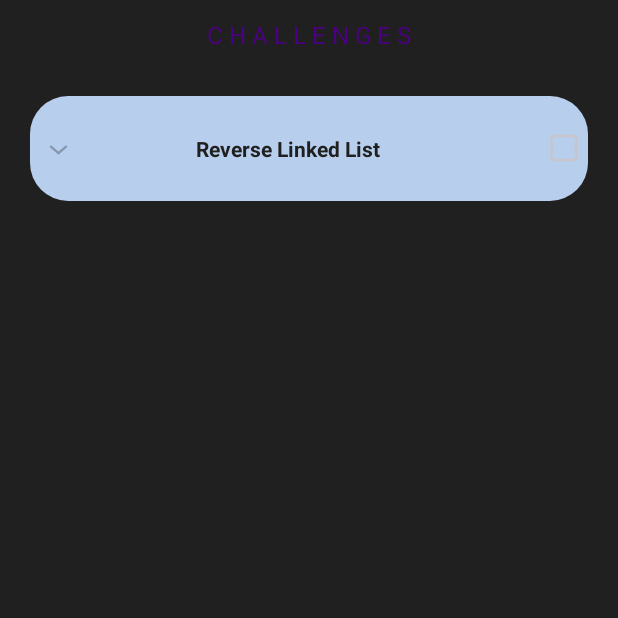
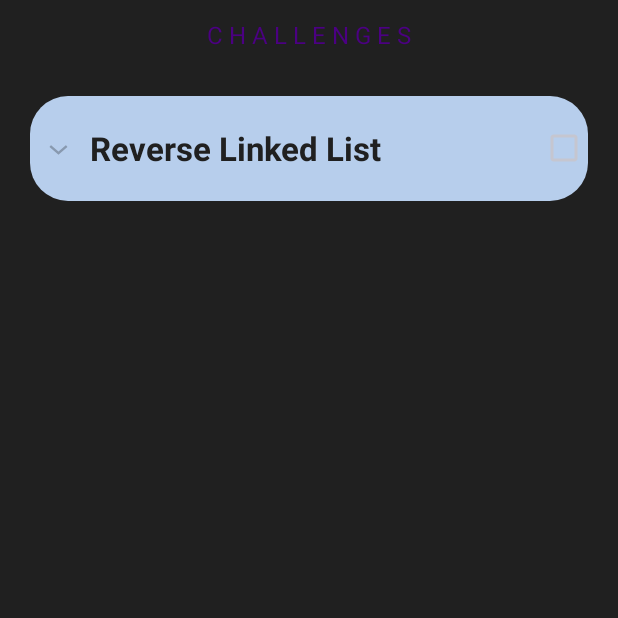
Before and after one commit to maharshi66/PseudoGen, an Android app: the screen it shows after launch once a user with an empty profile is signed in (ChallengesActivity), in the side drawer, after a tap on "Challenges", on a phone screen of 412 x 824 dp, the top half of it. Run offline under Robolectric (Android 15) with nearby library versions, the phone set to English and light mode, and no system bars; our stand-ins replace AdMob, Firebase (no records; nobody signed in at launch, a user with empty details on screens opened directly); Roboto replaces fonts that are not available here.

Commit message:
Successufully added challenges table to challenges activity. Works with checked state

```diff
--- a/app/src/main/java/com/maharshiappdev/pseudogen/CentralActivity.java
+++ b/app/src/main/java/com/maharshiappdev/pseudogen/CentralActivity.java
@@ -56,6 +56,7 @@ import android.widget.Toast;
 
 import com.google.android.gms.ads.AdRequest;
 import com.google.android.gms.ads.AdView;
+import com.google.android.gms.ads.InterstitialAd;
 import com.google.android.gms.ads.MobileAds;
 import com.google.android.gms.auth.api.signin.GoogleSignIn;
 import com.google.android.gms.auth.api.signin.GoogleSignInAccount;
@@ -87,6 +88,8 @@ public class CentralActivity extends AppCompatActivity implements NavigationView
     private int lastExpandedPostion = -1;
     private static final int PERMISSION_REQ_CODE = 100;
     private AdView centralAdViewBanner;
+    private InterstitialAd centralInterstitialAd;
+    private Boolean enableInterstitialAd = false;
     FloatingActionButton fab_addNew;
     AutoCompleteTextView codeListSearchEditText;
     ArrayAdapter<String> autoCompleteArrayAdapter;
@@ -103,6 +106,7 @@ public class CentralActivity extends AppCompatActivity implements NavigationView
     HashMap<String, List<String>> listDataChild;
     DatabaseHandler db;
     SearchView codeListSearchView;
+
 
     public void saveToInternalStorage(String title, String description, String input, String output, String pseudocode) throws IOException {
         FileOutputStream fOut = openFileOutput("title", Context.MODE_PRIVATE);
@@ -143,6 +147,7 @@ public class CentralActivity extends AppCompatActivity implements NavigationView
                 break;
             case R.id.nav_challenges:
                 Intent challengesIntent = new Intent ( CentralActivity.this, ChallengesActivity.class );
+                challengesIntent.putExtra ( "tableName", getDisplayNameInNavbar ().toLowerCase () );
                 startActivity ( challengesIntent );
             default:
                 break;
@@ -483,6 +488,20 @@ public class CentralActivity extends AppCompatActivity implements NavigationView
         super.onCreate(savedInstanceState);
         setContentView(R.layout.activity_central);
         MobileAds.initialize(this);
+
+        centralInterstitialAd = new InterstitialAd(this);
+        centralInterstitialAd.setAdUnitId("ca-app-pub-3940256099942544/1033173712");
+        Intent intent = getIntent ();
+        enableInterstitialAd = intent.getBooleanExtra ( "enableInterstitial", true );
+        centralInterstitialAd.loadAd(new AdRequest.Builder().build());
+        if (centralInterstitialAd.isLoaded()) {
+            centralInterstitialAd.show();
+        }
+/*        if(enableInterstitialAd)
+        {
+
+        }*/
+
         listDataHeaders = new ArrayList<>();
         navigation = findViewById(R.id.bottomNavView);
         navigation.setOnNavigationItemSelectedListener(mOnNavigationItemSelectedListener);
@@ -604,5 +623,4 @@ public class CentralActivity extends AppCompatActivity implements NavigationView
         AdRequest adRequest = new AdRequest.Builder().build();
         centralAdViewBanner.loadAd(adRequest);
     }
-
 }
--- a/app/src/main/java/com/maharshiappdev/pseudogen/ChallengesActivity.java
+++ b/app/src/main/java/com/maharshiappdev/pseudogen/ChallengesActivity.java
@@ -1,9 +1,15 @@
 package com.maharshiappdev.pseudogen;
 
+import androidx.annotation.NonNull;
 import androidx.appcompat.app.AppCompatActivity;
 
+import android.content.Intent;
 import android.os.Bundle;
 import android.util.Pair;
+import android.view.ContextMenu;
+import android.view.MenuInflater;
+import android.view.MenuItem;
+import android.view.View;
 import android.widget.ExpandableListView;
 
 import com.google.android.gms.ads.AdRequest;
@@ -12,20 +18,142 @@ import com.google.android.gms.ads.AdView;
 import java.util.ArrayList;
 import java.util.HashMap;
 import java.util.List;
+import java.util.Map;
+import java.util.Scanner;
+import java.util.regex.Pattern;
 
 public class ChallengesActivity extends AppCompatActivity {
     List< Pair <String, Boolean> > listDataHeader;
     HashMap < Pair < String, Boolean >, List < String > > listDataChild;
+    Map <Integer, Boolean> solvedHashMap;
     ExpandableListView listView;
     ChallengesExpandableListAdapter listAdapter;
     private AdView examplesAdViewBanner;
+    private int groupPos;
     private int lastExpandedPostion = -1;
+    private String _tableName = "";
+    DatabaseHandler db;
+
+    @Override
+    public void onCreateContextMenu ( ContextMenu menu , View v , ContextMenu.ContextMenuInfo menuInfo ) {
+        MenuInflater inflater = getMenuInflater ();
+        inflater.inflate ( R.menu.challenge_context_menu, menu );
+    }
+
+    public String skipStringPattern(String inputString, String pattern)
+    {
+        Scanner skipInput = new Scanner(inputString);
+        skipInput.skip( Pattern.compile (pattern));
+        String input = skipInput.nextLine ();
+        skipInput.close ();
+        return input;
+    }
+
+    @Override
+    public boolean onContextItemSelected ( @NonNull MenuItem item ) {
+        super.onContextItemSelected ( item );
+        ExpandableListView.ExpandableListContextMenuInfo info = (ExpandableListView.ExpandableListContextMenuInfo) item.getMenuInfo ();
+        groupPos = ExpandableListView.getPackedPositionType(info.packedPosition);
+        switch (item.getItemId ())
+        {
+            case R.id.action_solveChallenge:
+                try{
+                    Pair <String, Boolean> groupPair = listDataHeader.get ( groupPos );
+                    String title = groupPair.first;
+                    List<String> childrenList = listDataChild.get(groupPair);
+                    String description = skipStringPattern ( childrenList.get ( 0 ), "Description:" );
+                    String input = skipStringPattern ( childrenList.get ( 1 ), "Input:" );
+                    String output = skipStringPattern ( childrenList.get ( 2 ), "Output:" );
+                    Intent editorIntent = new Intent(ChallengesActivity.this, CodeEditorTabbedActivity.class);
+                    editorIntent.putExtra ( "challengeTitle", title );
+                    editorIntent.putExtra ( "challengeDescription", description );
+                    editorIntent.putExtra (  "challengeInput", input);
+                    editorIntent.putExtra ( "challengeOutput", output );
+                    startActivity ( editorIntent );
+                }catch ( Exception e )
+                {
+                    e.printStackTrace ();
+                }
+                break;
+            case R.id.action_markAsComplete:
+                try{
+                    Pair <String, Boolean> currPair = listDataHeader.get ( groupPos );
+                    Pair <String, Boolean> pair = new Pair <> ( currPair.first, true );
+                    listDataHeader.set ( groupPos, pair );
+                    listAdapter.updateCheckAtPosition(groupPos, pair.first, pair.second);
+                    db.markChallengeComplete ( pair.first );
+                }catch ( Exception e )
+                {
+                    e.printStackTrace ();
+                }
+                break;
+            case R.id.action_uncheckChallenge:
+                try{
+                    Pair <String, Boolean> currPair = listDataHeader.get ( groupPos );
+                    Pair <String, Boolean> pair = new Pair <> ( currPair.first, false );
+                    listDataHeader.set ( groupPos, pair );
+                    listAdapter.updateCheckAtPosition(groupPos, pair.first, pair.second);
+                    db.markChallengeIncomplete ( pair.first);
+                }catch ( Exception e )
+                {
+                    e.printStackTrace ();
+                }
+                break;
+            default:
+                break;
+        }
+        return true;
+    }
+
+    public List<Posts> loadChallengePosts ()
+    {
+        List<Posts> newListOfPosts = new ArrayList <> (  );
+        Posts p1 = new Posts (  );
+        p1.setTitle ( "Reverse Linked List" );
+        p1.setInput ( "Singly Linked List" );
+        p1.setOutput ( "Singly Linked List" );
+        p1.setDescription ( "Given a singly linked list of elements, reverse its contents and return the new list." );
+        newListOfPosts.add ( p1 );
+        db.addChallenge ( p1);
+        return newListOfPosts ;
+    }
+
+    public void prepareList()
+    {
+        List<Posts> uploadedPosts = loadChallengePosts ();
+        int i = 0;
+
+        for(Posts p :  uploadedPosts)
+        {
+            int intValue = db.getCheckedState ( p.getTitle ());
+            Boolean state;
+            if (intValue >= 1) {
+                state = true;
+            }
+            else {
+                state = false;
+            }
+            Pair<String, Boolean> pair = new Pair <> ( p.getTitle (), state);
+            listDataHeader.add ( pair );
+            List<String> postChildrenList = new ArrayList<String>();
+            postChildrenList.add("Description: " + p.getDescription());
+            postChildrenList.add("Input: " + p.getInput());
+            postChildrenList.add("Output: " + p.getOutput());
+            listDataChild.put(listDataHeader.get(i), postChildrenList);
+            i++;
+        }
+    }
 
     @Override
     protected void onCreate ( Bundle savedInstanceState ) {
         super.onCreate ( savedInstanceState );
         setContentView ( R.layout.activity_challenges );
+        db = new DatabaseHandler (getApplicationContext());
+
+        solvedHashMap = new HashMap <Integer, Boolean> (); //Contains the Position-State pair for solved challenges
         listView = findViewById(R.id.examplesExpandableListView);
+        listDataHeader = new ArrayList <> ();
+        listDataChild = new HashMap < Pair < String, Boolean >, List < String > > ();
         prepareList ();
         listAdapter = new ChallengesExpandableListAdapter (getApplicationContext(), listDataHeader, listDataChild);
         listView.setAdapter ( listAdapter );
@@ -43,53 +171,10 @@ public class ChallengesActivity extends AppCompatActivity {
             }
         } );
 
+        registerForContextMenu ( listView );
+
         examplesAdViewBanner = findViewById(R.id.examplesAdView);
         AdRequest adRequest = new AdRequest.Builder().build();
         examplesAdViewBanner.loadAd(adRequest);
     }
-
-    public void loadExamplePosts()
-    {
-        //load posts from database. Preferably on device
-    }
-
-    public void prepareList()
-    {
-        listDataHeader = new ArrayList <> ();
-        listDataChild = new HashMap < Pair < String, Boolean >, List < String > > ();
-        List<Posts> uploadedPosts = new ArrayList <Posts> (  );
-        String revll =
-                "process\n" +
-                "LinkedList has nodes with a value and a pointer to next element\n"+
-                "\tInitialize prev pointer as null\n"+
-                "\tInitialize curr pointer as head\n" +
-                "\tInitialize prev pointer as null\n" +
-                "\twhile curr != null\n" +
-                "\t\tnext = curr.next\n" +
-                "\t\tcurr.next = prev\n" +
-                "\t\tcurr = next\n" +
-                "\tendloop\n" +
-                "endprocess";
-
-        Posts p1 = new Posts (  );
-        p1.setTitle ( "Reverse Linked List" );
-        p1.setInput ( "Singly Linked List" );
-        p1.setOutput ( "Singly Linked List" );
-        p1.setDescription ( "Given a singly linked list of elements, reverse its contents and return the new list." );
-        p1.setPseudocode ( revll  );
-        uploadedPosts.add ( p1 );
-        int i = 0;
-
-        for(Posts p :  uploadedPosts)
-        {
-            Pair<String, Boolean> pair = new Pair <> ( p.getTitle (), false );
-            listDataHeader.add ( pair );
-            List<String> postChildrenList = new ArrayList<String>();
-            postChildrenList.add("Description: " + p.getDescription());
-            postChildrenList.add("Input: " + p.getInput());
-            postChildrenList.add("Output: " + p.getOutput());
-            listDataChild.put(listDataHeader.get(i), postChildrenList);
-            i++;
-        }
-    }
 }
--- a/app/src/main/java/com/maharshiappdev/pseudogen/ChallengesExpandableListAdapter.java
+++ b/app/src/main/java/com/maharshiappdev/pseudogen/ChallengesExpandableListAdapter.java
@@ -19,7 +19,7 @@ public class ChallengesExpandableListAdapter extends BaseExpandableListAdapter {
     private List < Pair <String, Boolean> >_listDataHeader; // header titles
     // child data in format of header title, child title
     private HashMap < Pair < String, Boolean >, List < String > > _listDataChild;
-
+    CheckBox lblListHeader;
     public ChallengesExpandableListAdapter ( Context context, List < Pair < String, Boolean > > listDataHeader, HashMap < Pair < String, Boolean >, List < String > > listChildData) {
         this._context = context;
         this._listDataChild = listChildData;
@@ -70,10 +70,10 @@ public class ChallengesExpandableListAdapter extends BaseExpandableListAdapter {
         if (convertView == null) {
             LayoutInflater infalInflater = (LayoutInflater) this._context
                     .getSystemService(Context.LAYOUT_INFLATER_SERVICE);
-            convertView = infalInflater.inflate(R.layout.example_code_title, null);
+            convertView = infalInflater.inflate(R.layout.challenge_code_title , null);
         }
 
-        CheckBox lblListHeader = (CheckBox) convertView
+        lblListHeader = (CheckBox) convertView
                 .findViewById(R.id.exampleTitleCheckBox);
         lblListHeader.setTypeface(null, Typeface.BOLD);
         lblListHeader.setText(headerTitle);
@@ -94,7 +94,7 @@ public class ChallengesExpandableListAdapter extends BaseExpandableListAdapter {
         if (convertView == null) {
             LayoutInflater infalInflater = (LayoutInflater) this._context
                     .getSystemService(Context.LAYOUT_INFLATER_SERVICE);
-            convertView = infalInflater.inflate(R.layout.example_code_item, null);
+            convertView = infalInflater.inflate(R.layout.challenge_code_item , null);
         }
 
         TextView txtListChild = (TextView) convertView
@@ -102,10 +102,23 @@ public class ChallengesExpandableListAdapter extends BaseExpandableListAdapter {
 
         txtListChild.setText(childText);
         txtListChild.setBackgroundResource ( R.drawable.item_child_corner );
-        return convertView;    }
+        return convertView;
+    }
 
     @Override
     public boolean isChildSelectable ( int groupPosition , int childPosition ) {
         return false;
     }
+
+    public void updateCheckAtPosition(int pos, String title, Boolean state)
+    {
+        for(int i = 0; i < _listDataHeader.size (); i++)
+        {
+            if(i == pos)
+            {
+                _listDataHeader.set ( pos,new Pair<String, Boolean> (title, state));
+            }
+        }
+        notifyDataSetChanged ();
+    }
 }
--- a/app/src/main/java/com/maharshiappdev/pseudogen/DatabaseHandler.java
+++ b/app/src/main/java/com/maharshiappdev/pseudogen/DatabaseHandler.java
@@ -17,6 +17,7 @@ public class DatabaseHandler extends SQLiteOpenHelper {
     private static final int DATABASE_VERSION = 4;
     private static final String DATABASE_NAME = "posts_manager";
     private static final String TABLE_NAME = "posts";
+    private static final String TABLE_NAME_CHALLENGES = "challenges";
 
     // Coloumn Names
     private static final String KEY_ID = "id";
@@ -27,9 +28,12 @@ public class DatabaseHandler extends SQLiteOpenHelper {
     private static final String KEY_OUTPUT = "output";
     private static final String KEY_TIME = "time";
     private static final String KEY_SPACE = "space";
+    private static final String KEY_COMPLETE = "complete";
+
 
     //Column Combinations
     private static final String[] COLS_ID_TITLE_POSTS = new String[] {KEY_ID,KEY_TITLE,KEY_DES, KEY_PSEUDOCODE, KEY_INPUT, KEY_OUTPUT, KEY_TIME, KEY_SPACE};
+    private static final String[] COLS_ID_TITLE_CHALLENGES = new String[] {KEY_ID,KEY_TITLE, KEY_DES, KEY_INPUT, KEY_OUTPUT, KEY_COMPLETE};
 
     public DatabaseHandler(Context context)
     {
@@ -49,7 +53,18 @@ public class DatabaseHandler extends SQLiteOpenHelper {
                         + KEY_TIME + " TEXT,"
                         + KEY_SPACE + " TEXT"
                         + ")";
+
+        String CREATE_CHALLENGES_TABLE = "CREATE TABLE " + TABLE_NAME_CHALLENGES + "("
+                + KEY_ID + " INTEGER PRIMARY KEY AUTOINCREMENT,"
+                + KEY_TITLE + " TEXT NOT NULL,"
+                + KEY_DES + " TEXT,"
+                + KEY_INPUT + " TEXT,"
+                + KEY_OUTPUT + " TEXT,"
+                + KEY_COMPLETE + " INTEGER"
+                + ")";
+
         db.execSQL(CREATE_POSTS_TABLE);
+        db.execSQL(CREATE_CHALLENGES_TABLE);
     }
 
     @Override
@@ -170,4 +185,48 @@ public class DatabaseHandler extends SQLiteOpenHelper {
         p.setOutput(output);
         addPseudocodePost(p);
     }
+
+    public void addChallenge(Posts post)
+    {
+        SQLiteDatabase db = this.getWritableDatabase();
+        ContentValues values = new ContentValues();
+        values.put(KEY_TITLE, post.getTitle());
+        values.put(KEY_DES, post.getDescription());
+        values.put(KEY_INPUT, post.getInput());
+        values.put(KEY_OUTPUT, post.getOutput());
+        values.put(KEY_COMPLETE, 0);
+        db.insert(TABLE_NAME_CHALLENGES, null, values);
+        db.close();
+    }
+
+    public void markChallengeComplete(String title)
+    {
+        SQLiteDatabase db = this.getWritableDatabase();
+        ContentValues cv = new ContentValues();
+        cv.put(KEY_COMPLETE, 1);
+        db.update(TABLE_NAME_CHALLENGES, cv, KEY_TITLE + "= ?", new String[]{title});
+        db.close ();
+    }
+
+    public void markChallengeIncomplete(String title)
+    {
+        SQLiteDatabase db = this.getWritableDatabase();
+        ContentValues cv = new ContentValues();
+        cv.put(KEY_COMPLETE, 0);
+        db.update(TABLE_NAME_CHALLENGES, cv, KEY_TITLE + "= ?", new String[]{title});
+        db.close ();
+    }
+
+    public int getCheckedState(String title)
+    {
+        SQLiteDatabase db = this.getReadableDatabase();
+
+        int state = 0;
+        Cursor c = db.query(TABLE_NAME_CHALLENGES, COLS_ID_TITLE_CHALLENGES,KEY_TITLE +"=?",new String[]{title},null,null,null,null);
+        if(c.moveToFirst ()){
+            state = c.getInt ( 5 );
+        }
+        c.close ();
+        return state;
+    }
 }
--- a/app/src/main/res/layout/example_code_title.xml
+++ b/app/src/main/res/layout/challenge_code_title.xml
@@ -3,19 +3,16 @@
     android:orientation="horizontal"
     android:layout_width="match_parent"
     android:layout_height="wrap_content">
-    <TextView
-        android:layout_width="0dp"
-        android:layout_height="match_parent"
-        android:layout_weight="4"
-        android:height="0dp">
-    </TextView>
     <CheckBox
         android:id="@+id/exampleTitleCheckBox"
         android:layout_width="wrap_content"
         android:layout_height="70dp"
         android:focusable="false"
+        android:clickable="false"
         android:layout_weight="6"
         android:layoutDirection="rtl"
         android:paddingLeft="?android:attr/expandableListPreferredItemPaddingLeft"
+        android:paddingRight="15dp"
+        android:textSize="22dp"
         android:textColor="@color/code_editor_dark" />
 </LinearLayout>
--- /dev/null
+++ b/app/src/main/res/menu/challenge_context_menu.xml
@@ -0,0 +1,10 @@
+<?xml version="1.0" encoding="utf-8"?>
+<menu xmlns:android="http://schemas.android.com/apk/res/android">
+<item android:id="@+id/action_solveChallenge"
+    android:title="Solve">
+</item>
+        <item android:id="@+id/action_markAsComplete" android:title="Mark Complete">
+        </item>
+        <item android:id="@+id/action_uncheckChallenge" android:title="Mark Incomplete">
+        </item>
+</menu>
```
Also changed, not shown: app/src/main/java/com/maharshiappdev/pseudogen/CodeEditorTabbedActivity.java (+21 -4 lines), app/src/main/res/layout/challenge_code_item.xml (renamed from app/src/main/res/layout/example_code_item.xml).
